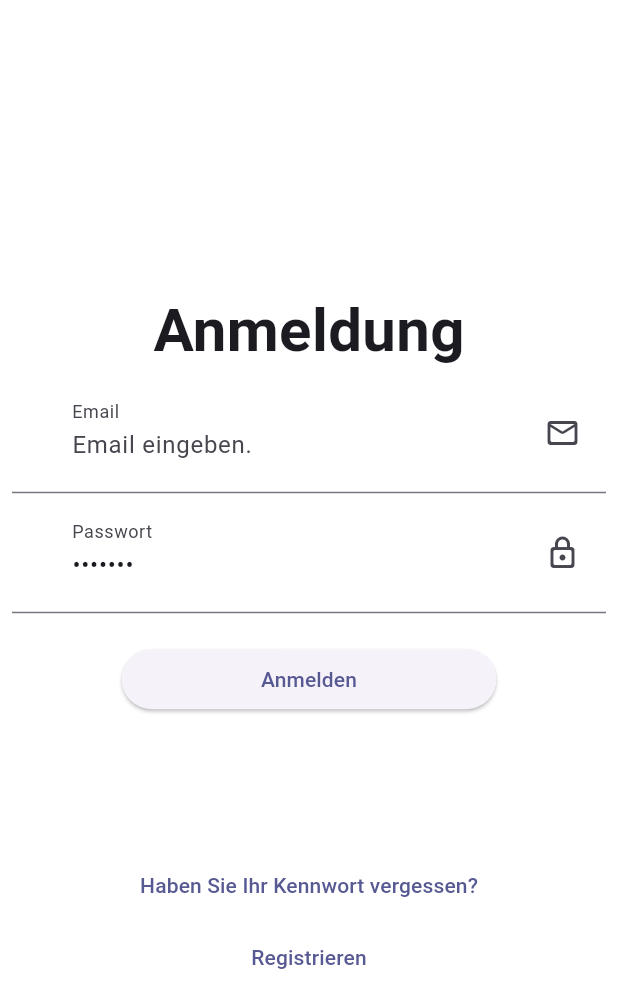
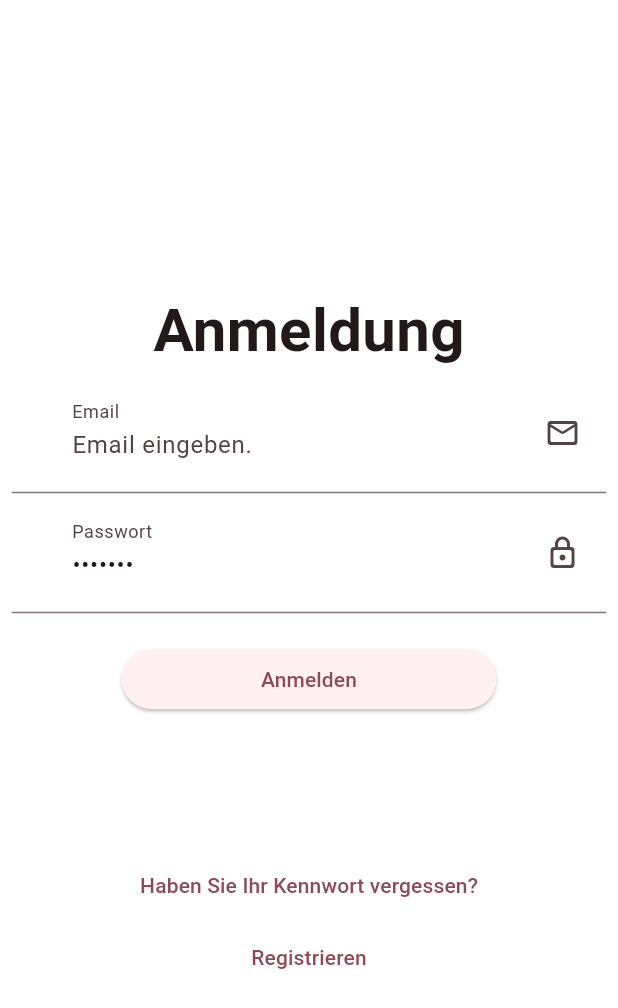
Before and after one commit to mrkaplan0/fazit, a Flutter app: the screen it shows after launch, on a phone screen of 412 x 824 dp. Shown: the top 1008 px of the screen. Run offline on Flutter 3.47's test engine with Material 3 defaults, Android fonts, the phone set to English and light mode, and no system bars; our stand-ins replace carousel_slider, cloud_firestore, easy_localization, file_picker, firebase_auth, firebase_core and 3 more; missing offline and left inert: epub_decoder, flutter_epub_viewer, flutter_quill, pdfx; accounts and stored records are empty; generated files the repository leaves out were written again.

Commit message:
dark mode added.

```diff
--- a/lib/landingpage.dart
+++ b/lib/landingpage.dart
@@ -30,7 +30,9 @@ class LandingPage extends ConsumerWidget {
       }
     } else {
       return Container(
-        color: Colors.white,
+        color: ref.watch(themeModeProvider) == ThemeMode.light
+            ? Colors.white
+            : Colors.black45,
         child: const Center(child: ContainerProgressIndicator()),
       );
     }
--- a/lib/main.dart
+++ b/lib/main.dart
@@ -1,5 +1,7 @@
+import 'package:fazit/contrast.dart';
 import 'package:fazit/firebase_options.dart';
 import 'package:fazit/landingpage.dart';
+import 'package:fazit/providers/providers.dart';
 import 'package:fazit/widgets/animated_progr_indicator.dart';
 import 'package:firebase_core/firebase_core.dart';
 import 'package:flutter/material.dart';
@@ -18,18 +20,19 @@ initialization() async {
   );
   await Hive.initFlutter();
   await Hive.openBox("books");
-  await Hive.openBox("myWrongs");
+  await Hive.openBox("myTheme");
   await Hive.openBox("favorites");
 }
 
 GlobalKey<NavigatorState> rootNavigatorKey = GlobalKey();
 
-class MyApp extends StatelessWidget {
+class MyApp extends ConsumerWidget {
   final Future<FirebaseApp> _initialization =
       Firebase.initializeApp(options: DefaultFirebaseOptions.currentPlatform);
   MyApp({super.key});
   @override
-  Widget build(BuildContext context) {
+  Widget build(BuildContext context, WidgetRef ref) {
+    final themeMode = ref.watch(themeModeProvider);
     return FutureBuilder(
       // Initialize FlutterFire:
       future: _initialization,
@@ -47,12 +50,20 @@ class MyApp extends StatelessWidget {
             debugShowCheckedModeBanner: false,
             title: 'Fazit',
             theme: ThemeData(
-              scaffoldBackgroundColor: Colors.white,
-              appBarTheme: const AppBarTheme(backgroundColor: Colors.white),
-              colorScheme: ColorScheme.fromSeed(
-                  seedColor: const Color.fromARGB(0, 86, 91, 212)),
+              scaffoldBackgroundColor: scaffoldBackgroundColor,
+              appBarTheme:
+                  const AppBarTheme(backgroundColor: appBarBackgroundColor),
+              colorScheme:
+                  ColorScheme.fromSeed(seedColor: const Color(0xFFF56D91)),
               useMaterial3: true,
             ),
+            darkTheme: ThemeData(
+              colorScheme: ColorScheme.fromSeed(
+                  brightness: Brightness.dark,
+                  seedColor: const Color(0xFFF56D91)),
+              useMaterial3: true,
+            ),
+            themeMode: themeMode,
             home: const LandingPage(),
           );
         }
--- a/lib/pages/card_detail_page.dart
+++ b/lib/pages/card_detail_page.dart
@@ -1,4 +1,3 @@
-import 'dart:math';
 import 'package:fazit/models/infocart_model.dart';
 import 'package:fazit/providers/providers.dart';
 import 'package:fazit/widgets/my_card_widget.dart';
@@ -42,7 +41,9 @@ class _CardDetailPageState extends ConsumerState<CardDetailPage> {
   Widget build(BuildContext context) {
     return Scaffold(
         resizeToAvoidBottomInset: true,
-        backgroundColor: Colors.grey[300],
+        backgroundColor: ref.watch(themeModeProvider) == ThemeMode.light
+            ? Colors.grey[300]
+            : null,
         appBar: ref.watch(isSearchBarActiveProvider)
             ? searchBar(widget.cardList)
             : AppBar(title: Text(widget.title), actions: [
--- a/lib/providers/providers.dart
+++ b/lib/providers/providers.dart
@@ -18,6 +18,12 @@ final localServiceProvider = Provider<LocalServices>((ref) => LocalServices());
 //user model
 final userViewModelProvider = ChangeNotifierProvider((_) => UserViewModel());
 
+//dark/light mode
+final themeModeProvider = StateProvider<ThemeMode>((ref) {
+  var mode = ref.read(localServiceProvider).loadThemeMode();
+  return mode;
+});
+
 final textEditingProvider =
     StateProvider.autoDispose<TextEditingController>((ref) {
   TextEditingController editingController = TextEditingController();
```
Also changed, not shown: lib/contrast.dart (+12 -0 lines), lib/pages/homepage.dart (+31 -7 lines), lib/services/local_services.dart (+17 -37 lines), lib/widgets/my_card_widget.dart (+7 -2 lines).
